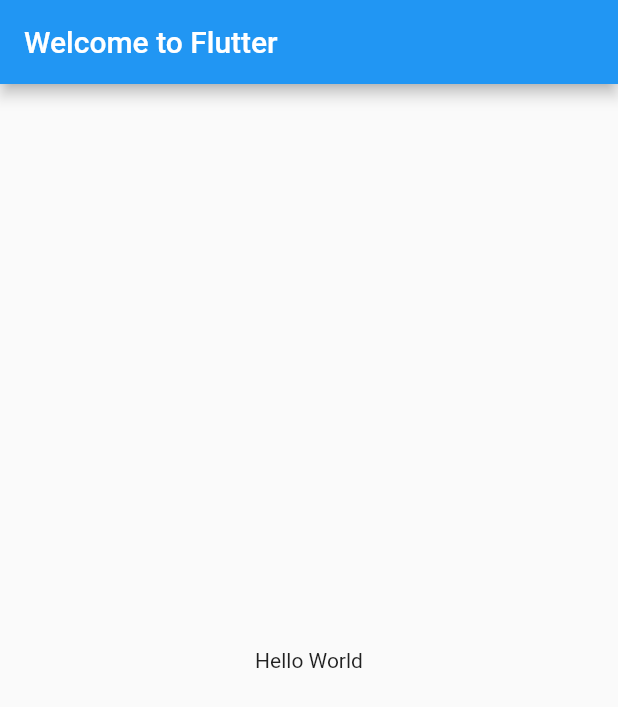
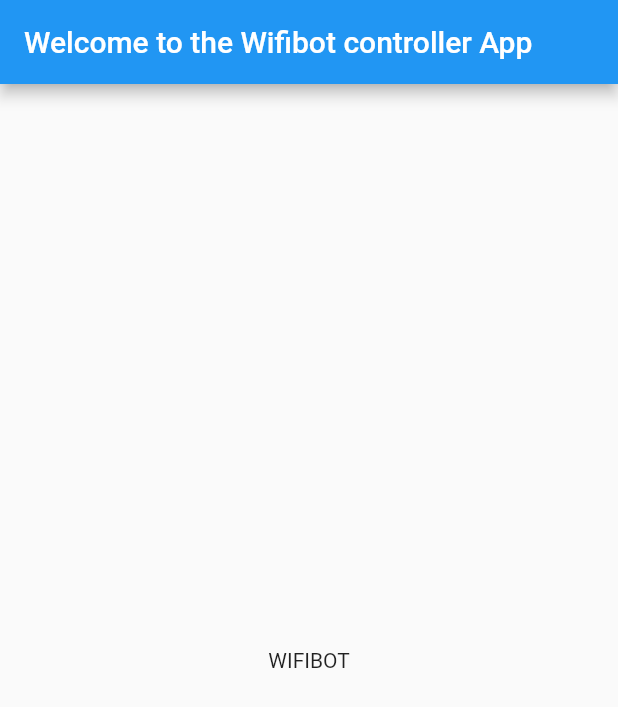
Before and after one commit to youssef-t/flutter-application-controlling-wifibot, a Flutter app: the screen it shows after launch, on a phone screen of 412 x 824 dp. Shown: the top 707 px of the screen. Run offline on Flutter 3.47's test engine with Material 2 defaults, Android fonts, the light colour scheme and no system bars.

Commit message:
[INIT] Testing a basic Fluter user interface

```diff
--- a/wifibot_application/lib/main.dart
+++ b/wifibot_application/lib/main.dart
@@ -12,13 +12,13 @@
   @override
   Widget build(BuildContext context) {
     return MaterialApp(
-      title: 'Welcome to Flutter',
+      title: 'Welcome to the Wifibot controller App',
       home: Scaffold(
         appBar: AppBar(
-          title: const Text('Welcome to Flutter'),
+          title: const Text('Welcome to the Wifibot controller App'),
         ),
         body: const Center(
-          child: Text('Hello World'),
+          child: Text('WIFIBOT'),
         ),
       ),
     );
```
